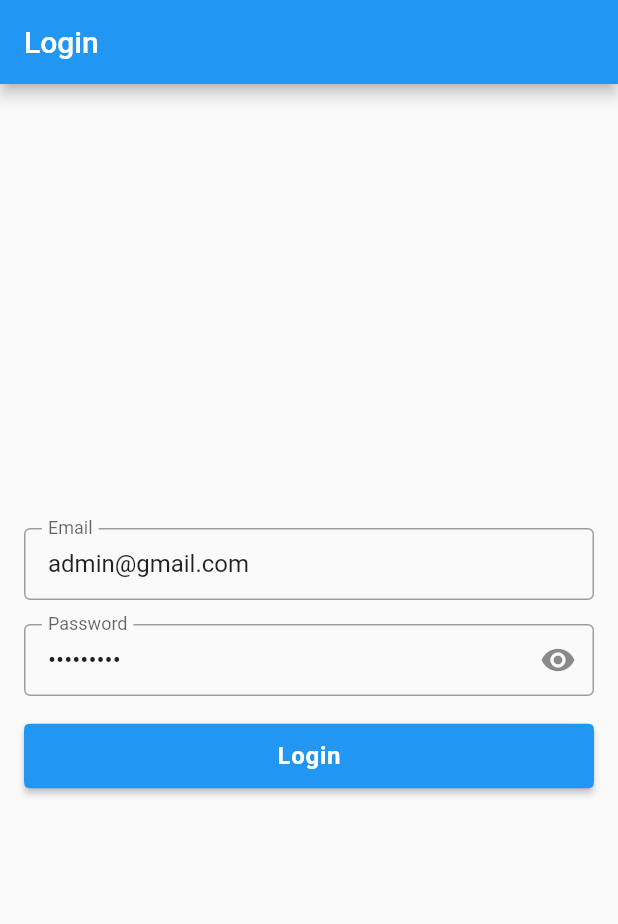
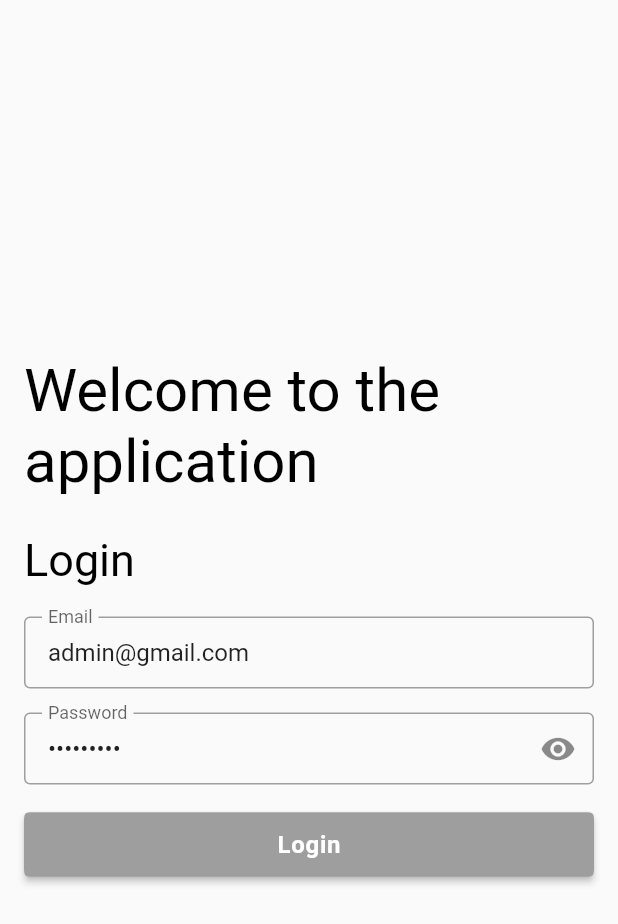
Before and after one commit to MehadiReaz/genuine_technology_intern_task, a Flutter app: the screen it shows after launch, on a phone screen of 412 x 824 dp. Shown: the top 924 px of the screen. Run offline on Flutter 3.47's test engine with Material 3 defaults, Android fonts, the phone set to English and light mode, and no system bars; our stand-ins replace dio, get, infinite_scroll_pagination, shared_preferences; accounts and stored records are empty.

Commit message:
login screen updated

```diff
--- a/lib/application/app.dart
+++ b/lib/application/app.dart
@@ -20,6 +20,7 @@ class App extends StatelessWidget {
         //primarySwatch: MaterialColor(0xFF07AEAF, AppColor().color),
         elevatedButtonTheme: ElevatedButtonThemeData(
           style: ElevatedButton.styleFrom(
+            backgroundColor: Colors.grey,
             padding: const EdgeInsets.symmetric(vertical: 12),
             textStyle: const TextStyle(
               fontSize: 16,
--- a/lib/data/utility/urls.dart
+++ b/lib/data/utility/urls.dart
@@ -1,3 +1,3 @@
 // class Urls {
-//   static const String _baseUrl = 'https://ecom-api.teamrabbil.com/api';
+//   static const String _baseUrl = '';
 // }
--- a/lib/presentation/ui/controllers/login_controller.dart
+++ b/lib/presentation/ui/controllers/login_controller.dart
@@ -6,7 +6,12 @@ import 'package:get/get.dart';
 
 class LoginController extends GetxController {
   var isLoading = false.obs;
+  bool obscure = true;
   final formKey = GlobalKey<FormState>();
+  void obscureText() {
+    obscure = !obscure;
+    update();
+  }
 
   void login(String email, String password) async {
     if (formKey.currentState!.validate()) {
--- a/lib/presentation/ui/screens/auth/login_screen.dart
+++ b/lib/presentation/ui/screens/auth/login_screen.dart
@@ -15,10 +15,8 @@ class LoginScreen extends StatelessWidget {
   @override
   Widget build(BuildContext context) {
     return Scaffold(
-      appBar: AppBar(
-        title: const Text('Login'),
-      ),
-      body: Padding(
+      body: SafeArea(
+        child: Padding(
           padding: const EdgeInsets.all(16.0),
           child: GetBuilder<LoginController>(
             init: LoginController(),
@@ -29,6 +27,20 @@ class LoginScreen extends StatelessWidget {
                   mainAxisAlignment: MainAxisAlignment.center,
                   crossAxisAlignment: CrossAxisAlignment.stretch,
                   children: [
+                    const Text(
+                      'Welcome to the application',
+                      style: TextStyle(color: Colors.black, fontSize: 40),
+                    ),
+                    const SizedBox(
+                      height: 25,
+                    ),
+                    const Text(
+                      'Login',
+                      style: TextStyle(color: Colors.black, fontSize: 30),
+                    ),
+                    const SizedBox(
+                      height: 20,
+                    ),
                     TextFormField(
                       controller: emailController,
                       decoration: const InputDecoration(
@@ -52,12 +64,11 @@ class LoginScreen extends StatelessWidget {
                           icon: const Icon(Icons.visibility),
                           onPressed: () {
                             // Toggle password visibility
-                          // obscureText =
-                          //     !obscureText;
+                            loginController.obscureText();
                           },
                         ),
                       ),
-                    obscureText: true,
+                      obscureText: loginController.obscure,
                       validator: (value) {
                         if (value == null || value.isEmpty) {
                           return 'Please enter your password';
@@ -85,6 +96,7 @@ class LoginScreen extends StatelessWidget {
             },
           ),
         ),
+      ),
     );
   }
 }
--- a/lib/presentation/ui/widgets/list_view_tile.dart
+++ b/lib/presentation/ui/widgets/list_view_tile.dart
@@ -12,7 +12,7 @@ class ListViewTile extends StatelessWidget {
   @override
   Widget build(BuildContext context) {
     return Card(
-      elevation: 4, // Add elevation for a shadow effect
+      elevation: 4,
       margin: const EdgeInsets.symmetric(vertical: 8, horizontal: 16),
       child: ListTile(
         onTap: () {
--- a/pubspec.yaml
+++ b/pubspec.yaml
@@ -15,6 +15,7 @@ dependencies:
   get: ^4.6.6
   infinite_scroll_pagination: ^4.0.0
   shared_preferences: ^2.2.2
+  animated_text_kit: ^4.2.2
 
 dev_dependencies:
   flutter_test:
```
Also changed, not shown: lib/presentation/ui/screens/auth/profile_screen.dart (+18 -1 lines), lib/presentation/ui/screens/customer_details_screen.dart (+21 -3 lines), lib/presentation/ui/screens/homescreen.dart (+8 -3 lines), pubspec.lock. Lines whose indentation alone changed are shown as unchanged.
